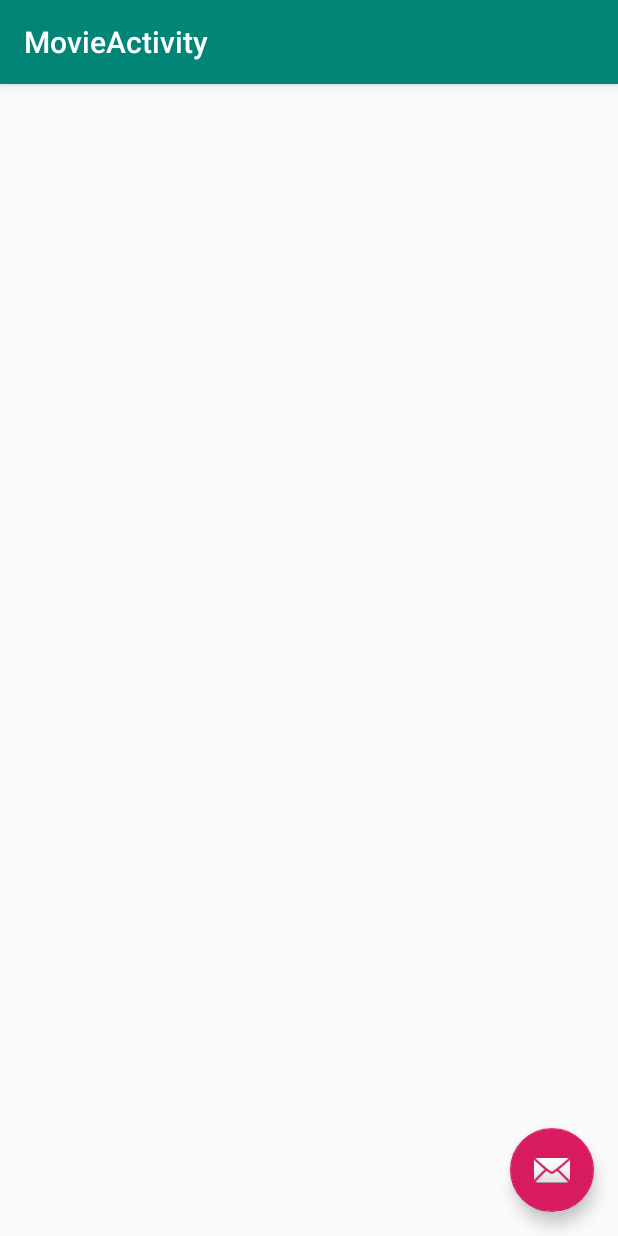
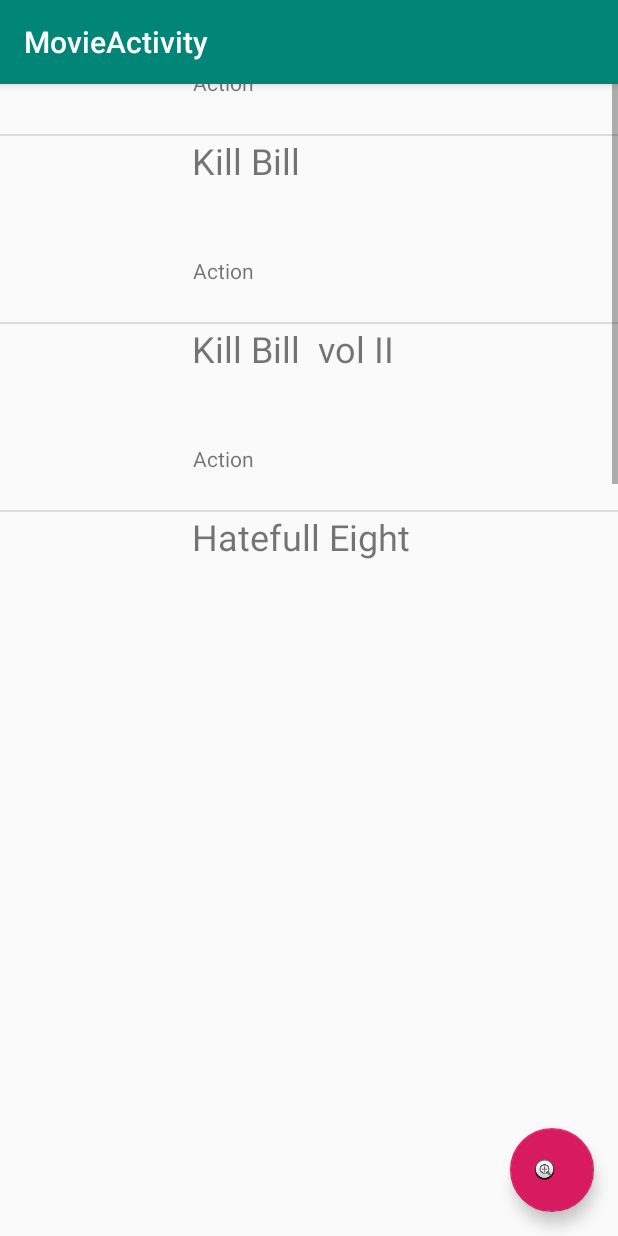
Before and after one commit to HakanBaykal/AndroidProgrameren, an Android app: the screen it shows after launch (MovieActivity), after a tap on "MOVIES", on a phone screen of 412 x 824 dp. Run offline under Robolectric (Android 15) with nearby library versions, the phone set to English and light mode, and no system bars.

Commit message:
model classes adapter en testDataGenerator teogevoegd

```diff
--- a/app/src/main/java/com/example/hakanmovieapp/MovieActivity.java
+++ b/app/src/main/java/com/example/hakanmovieapp/MovieActivity.java
@@ -6,14 +6,23 @@ import android.support.design.widget.Snackbar;
 import android.support.v7.app.AppCompatActivity;
 import android.support.v7.widget.Toolbar;
 import android.view.View;
+import android.widget.ListView;
+
+import com.example.hakanmovieapp.adapters.MovieAdapter;
+
 
 public class MovieActivity extends AppCompatActivity {
+
+    ListView movieListView;
 
     @Override
     protected void onCreate(Bundle savedInstanceState) {
         super.onCreate(savedInstanceState);
         setContentView(R.layout.activity_movie);
         Toolbar toolbar = findViewById(R.id.toolbar);
+        movieListView = findViewById(R.id.movieListView);
+        MovieAdapter movieListViewAdapter = new MovieAdapter(this,R.layout.activity_movie__list__item,TestData.instance.getMovies());
+        movieListView.setAdapter(movieListViewAdapter);
         setSupportActionBar(toolbar);
 
         FloatingActionButton fab = findViewById(R.id.fab);
--- /dev/null
+++ b/app/src/main/java/com/example/hakanmovieapp/Movie_List_Item.java
@@ -0,0 +1,13 @@
+package com.example.hakanmovieapp;
+
+import android.support.v7.app.AppCompatActivity;
+import android.os.Bundle;
+
+public class Movie_List_Item extends AppCompatActivity {
+
+    @Override
+    protected void onCreate(Bundle savedInstanceState) {
+        super.onCreate(savedInstanceState);
+        setContentView(R.layout.activity_movie__list__item);
+    }
+}
--- /dev/null
+++ b/app/src/main/java/com/example/hakanmovieapp/TestData.java
@@ -0,0 +1,32 @@
+package com.example.hakanmovieapp;
+
+import com.example.hakanmovieapp.data.Actor;
+import com.example.hakanmovieapp.data.Movie;
+import com.example.hakanmovieapp.data.Studio;
+
+import java.util.ArrayList;
+
+public class TestData {
+
+    public static final TestData instance = new TestData();
+
+
+    private TestDataGenerator testDataGenerator;
+
+    private TestData() {
+        this.testDataGenerator = new TestDataGenerator();
+        testDataGenerator.generateTestData();
+    }
+
+    public ArrayList<Movie> getMovies(){
+        return testDataGenerator.getTestMovies();
+    }
+
+    public ArrayList<Actor> getActors(){
+        return testDataGenerator.getTestActors();
+    }
+
+    public ArrayList<Studio> getStudios(){
+        return testDataGenerator.getTestStudios();
+    }
+}
--- /dev/null
+++ b/app/src/main/java/com/example/hakanmovieapp/TestDataGenerator.java
@@ -0,0 +1,65 @@
+package com.example.hakanmovieapp;
+
+import com.example.hakanmovieapp.data.Actor;
+import com.example.hakanmovieapp.data.Movie;
+import com.example.hakanmovieapp.data.Studio;
+
+import java.util.ArrayList;
+
+public class TestDataGenerator {
+
+    private ArrayList<Movie> testMovies;
+    private ArrayList<Actor> testActors;
+    private ArrayList<Studio> testStudios;
+
+    public void generateTestData(){
+        Actor testActor1 = new Actor("Samuel L Jackson",70,"male");
+        Actor testActor2 = new Actor("John Travolta",65, "male");
+        Actor testActor3 = new Actor("Uma Thurman",48, "female");
+        Actor testActor4 = new Actor("Steve Buscemi", 61, "male");
+        Actor testActor5 = new Actor("Jamie Foxx", 51, "Male");
+
+        ArrayList<Actor> testActors = new ArrayList<>();
+        testActors.add(testActor1);
+        testActors.add(testActor2);
+        testActors.add(testActor3);
+        testActors.add(testActor4);
+        testActors.add(testActor5);
+
+        Studio testStudio1 = new Studio("Miramax", "Bob Weinstein","beIN Media Group");
+
+        ArrayList<Studio> testStudios = new ArrayList<>();
+        testStudios.add(testStudio1);
+
+        Movie testmovie1 = new Movie("Django Unchained","Action","Quentin Tarantino",testActors,testStudio1);
+        Movie testmovie2 = new Movie("Resevior Dogs","Action","Quentin Tarantino",testActors,testStudio1);
+        Movie testmovie3 = new Movie("Pulp Fiction","Action","Quentin Tarantino",testActors,testStudio1);
+        Movie testmovie4 = new Movie("Kill Bill","Action","Quentin Tarantino",testActors,testStudio1);
+        Movie testmovie5 = new Movie("Kill Bill  vol II","Action","Quentin Tarantino",testActors,testStudio1);
+        Movie testmovie6 = new Movie("Hatefull Eight","Action","Quentin Tarantino",testActors,testStudio1);
+
+        ArrayList<Movie> testMovies = new ArrayList<>();
+        testMovies.add(testmovie1);
+        testMovies.add(testmovie2);
+        testMovies.add(testmovie3);
+        testMovies.add(testmovie4);
+        testMovies.add(testmovie5);
+        testMovies.add(testmovie6);
+
+        this.testMovies = testMovies;
+        this.testActors = testActors;
+        this.testStudios = testStudios;
+    }
+
+    public ArrayList<Movie> getTestMovies() {
+        return testMovies;
+    }
+
+    public ArrayList<Actor> getTestActors() {
+        return testActors;
+    }
+
+    public ArrayList<Studio> getTestStudios() {
+        return testStudios;
+    }
+}
--- /dev/null
+++ b/app/src/main/java/com/example/hakanmovieapp/adapters/MovieAdapter.java
@@ -0,0 +1,51 @@
+package com.example.hakanmovieapp.adapters;
+
+import android.content.Context;
+import android.view.LayoutInflater;
+import android.view.View;
+import android.view.ViewGroup;
+import android.widget.ArrayAdapter;
+import android.widget.TextView;
+
+import com.example.hakanmovieapp.R;
+import com.example.hakanmovieapp.data.Movie;
+
+import java.util.ArrayList;
+
+public class MovieAdapter extends ArrayAdapter<Movie> {
+
+    private int resource;
+
+    public MovieAdapter(Context context, int resource, ArrayList<Movie> list) {
+        super(context, resource, list);
+
+        this.resource = resource;
+    }
+
+    @Override
+    public View getView(int position, View convertView, ViewGroup parent){
+
+        if (convertView == null){
+            LayoutInflater inflater;
+            inflater = LayoutInflater.from(this.getContext());
+            convertView = inflater.inflate(resource,null);
+        }
+
+        Movie listItem = getItem(position);
+
+        if (listItem != null){
+            TextView textViewName = (TextView) convertView.findViewById(R.id.textViewName);
+            TextView textViewGenre = (TextView) convertView.findViewById(R.id.textViewGenre);
+
+            if (textViewName != null){
+                textViewName.setText(listItem.getName());
+            }
+
+            if (textViewGenre != null){
+                textViewGenre.setText(listItem.getGenre());
+            }
+        }
+
+        return convertView;
+    }
+}
--- /dev/null
+++ b/app/src/main/java/com/example/hakanmovieapp/data/Actor.java
@@ -0,0 +1,40 @@
+package com.example.hakanmovieapp.data;
+
+public class Actor {
+
+    private String name;
+
+    private int age;
+
+    private String gender;
+
+    public Actor(String name, int age, String gender) {
+        this.name = name;
+        this.age = age;
+        this.gender = gender;
+    }
+
+    public String getName() {
+        return name;
+    }
+
+    public void setName(String name) {
+        this.name = name;
+    }
+
+    public int getAge() {
+        return age;
+    }
+
+    public void setAge(int age) {
+        this.age = age;
+    }
+
+    public String getGender() {
+        return gender;
+    }
+
+    public void setGender(String gender) {
+        this.gender = gender;
+    }
+}
--- /dev/null
+++ b/app/src/main/java/com/example/hakanmovieapp/data/Movie.java
@@ -0,0 +1,63 @@
+package com.example.hakanmovieapp.data;
+
+import java.util.ArrayList;
+
+public class Movie {
+    private String name;
+
+    private String genre;
+
+    private String director;
+
+    private ArrayList<Actor> actors;
+
+    private Studio studio;
+
+    public Movie(String name, String genre, String director,ArrayList<Actor> actors, Studio studio) {
+        this.name = name;
+        this.genre = genre;
+        this.director = director;
+        this.actors = actors;
+        this.studio = studio;
+    }
+
+    public String getName() {
+        return name;
+    }
+
+    public void setName(String name) {
+        this.name = name;
+    }
+
+    public String getGenre() {
+        return genre;
+    }
+
+    public void setGenre(String genre) {
+        this.genre = genre;
+    }
+
+    public ArrayList<Actor> getActors() {
+        return actors;
+    }
+
+    public void setActors(ArrayList<Actor> actors) {
+        this.actors = actors;
+    }
+
+    public String getDirector() {
+        return director;
+    }
+
+    public void setDirector(String director) {
+        this.director = director;
+    }
+
+    public Studio getStudio() {
+        return studio;
+    }
+
+    public void setStudio(Studio studio) {
+        this.studio = studio;
+    }
+}
--- /dev/null
+++ b/app/src/main/java/com/example/hakanmovieapp/data/Studio.java
@@ -0,0 +1,40 @@
+package com.example.hakanmovieapp.data;
+
+public class Studio {
+
+    private String name;
+
+    private String founder;
+
+    private String ownerCompany;
+
+    public Studio(String name, String founder, String ownerCompany) {
+        this.name = name;
+        this.founder = founder;
+        this.ownerCompany = ownerCompany;
+    }
+
+    public String getName() {
+        return name;
+    }
+
+    public void setName(String name) {
+        this.name = name;
+    }
+
+    public String getFounder() {
+        return founder;
+    }
+
+    public void setFounder(String founder) {
+        this.founder = founder;
+    }
+
+    public String getOwnerCompany() {
+        return ownerCompany;
+    }
+
+    public void setOwnerCompany(String ownerCompany) {
+        this.ownerCompany = ownerCompany;
+    }
+}
--- a/app/src/main/res/layout/activity_movie.xml
+++ b/app/src/main/res/layout/activity_movie.xml
@@ -1,5 +1,5 @@
 <?xml version="1.0" encoding="utf-8"?>
-<android.support.design.widget.CoordinatorLayout xmlns:android="http://schemas.android.com/apk/res/android"
+<android.support.constraint.ConstraintLayout xmlns:android="http://schemas.android.com/apk/res/android"
     xmlns:app="http://schemas.android.com/apk/res-auto"
     xmlns:tools="http://schemas.android.com/tools"
     android:layout_width="match_parent"
@@ -7,6 +7,7 @@
     tools:context=".MovieActivity">
 
     <android.support.design.widget.AppBarLayout
+        android:id="@+id/appBarLayout"
         android:layout_width="match_parent"
         android:layout_height="wrap_content"
         android:theme="@style/AppTheme.AppBarOverlay">
@@ -20,7 +21,9 @@
 
     </android.support.design.widget.AppBarLayout>
 
-    <include layout="@layout/content_movie" />
+    <include
+        android:id="@+id/include"
+        layout="@layout/content_movie" />
 
     <android.support.design.widget.FloatingActionButton
         android:id="@+id/fab"
@@ -28,6 +31,22 @@
         android:layout_height="wrap_content"
         android:layout_gravity="bottom|end"
         android:layout_margin="@dimen/fab_margin"
-        app:srcCompat="@android:drawable/ic_dialog_email" />
+        android:layout_marginEnd="8dp"
+        android:layout_marginRight="8dp"
+        android:layout_marginBottom="8dp"
+        app:layout_constraintBottom_toBottomOf="parent"
+        app:layout_constraintEnd_toEndOf="parent"
+        app:srcCompat="@android:drawable/btn_plus" />
 
-</android.support.design.widget.CoordinatorLayout>
+    <ListView
+        android:id="@+id/movieListView"
+        android:layout_width="match_parent"
+        android:layout_height="675dp"
+        android:layout_marginTop="8dp"
+        android:layout_marginBottom="8dp"
+
+        app:layout_constraintBottom_toBottomOf="@+id/include"
+        app:layout_constraintTop_toBottomOf="@+id/appBarLayout"
+        tools:layout_editor_absoluteX="125dp" />
+
+</android.support.constraint.ConstraintLayout>
--- /dev/null
+++ b/app/src/main/res/layout/activity_movie__list__item.xml
@@ -0,0 +1,40 @@
+<?xml version="1.0" encoding="utf-8"?>
+<android.support.constraint.ConstraintLayout xmlns:android="http://schemas.android.com/apk/res/android"
+    xmlns:app="http://schemas.android.com/apk/res-auto"
+    xmlns:tools="http://schemas.android.com/tools"
+    android:layout_width="match_parent"
+    android:layout_height="match_parent"
+    tools:context=".Movie_List_Item">
+
+    <ImageView
+        android:id="@+id/imageView2"
+        android:layout_width="wrap_content"
+        android:layout_height="wrap_content"
+        app:layout_constraintStart_toStartOf="parent"
+        app:layout_constraintTop_toTopOf="parent"
+        tools:srcCompat="@tools:sample/avatars[2]" />
+
+    <TextView
+        android:id="@+id/textViewName"
+        android:layout_width="283dp"
+        android:layout_height="82dp"
+        android:layout_marginStart="128dp"
+        android:layout_marginLeft="128dp"
+        android:text="TextView"
+        android:textSize="24sp"
+        app:layout_constraintStart_toStartOf="parent"
+        app:layout_constraintTop_toTopOf="parent" />
+
+    <TextView
+        android:id="@+id/textViewGenre"
+        android:layout_width="283dp"
+        android:layout_height="44dp"
+        android:layout_marginStart="8dp"
+        android:layout_marginLeft="8dp"
+        android:layout_marginTop="80dp"
+        android:text="TextView"
+        app:layout_constraintEnd_toEndOf="parent"
+        app:layout_constraintHorizontal_bias="1.0"
+        app:layout_constraintStart_toStartOf="parent"
+        app:layout_constraintTop_toTopOf="@+id/textViewName" />
+</android.support.constraint.ConstraintLayout>
```
Also changed, not shown: app/src/main/AndroidManifest.xml (+5 -4 lines), app/src/main/res/drawable/plus.png (added), 3 other files.
